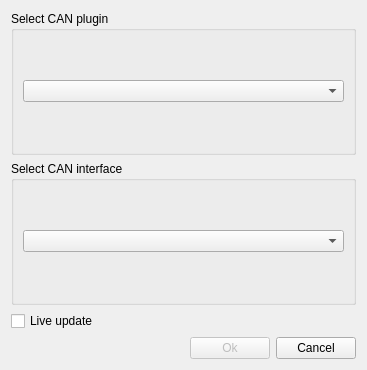
This is capturedialog.ui in banyaszg/CANalizer as Qt 5 draws it before an edit. The edited form follows.
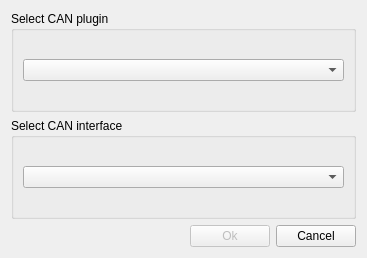
This is the edited form.

The edit to the form file:
```diff
--- a/capturedialog.ui
+++ b/capturedialog.ui
@@ -7,7 +7,7 @@
     <x>0</x>
     <y>0</y>
     <width>367</width>
-    <height>370</height>
+    <height>258</height>
    </rect>
   </property>
   <property name="windowTitle">
@@ -38,13 +38,6 @@
      </layout>
     </widget>
    </item>
-   <item>
-    <widget class="QCheckBox" name="checkLive">
-     <property name="text">
-      <string>Live update</string>
-     </property>
-    </widget>
-   </item>
    <item>
     <layout class="QHBoxLayout" name="horizontalLayout">
      <item>
@@ -52,6 +45,9 @@
        <property name="orientation">
         <enum>Qt::Horizontal</enum>
        </property>
+       <property name="sizeType">
+        <enum>QSizePolicy::Expanding</enum>
+       </property>
        <property name="sizeHint" stdset="0">
         <size>
          <width>40</width>
```
